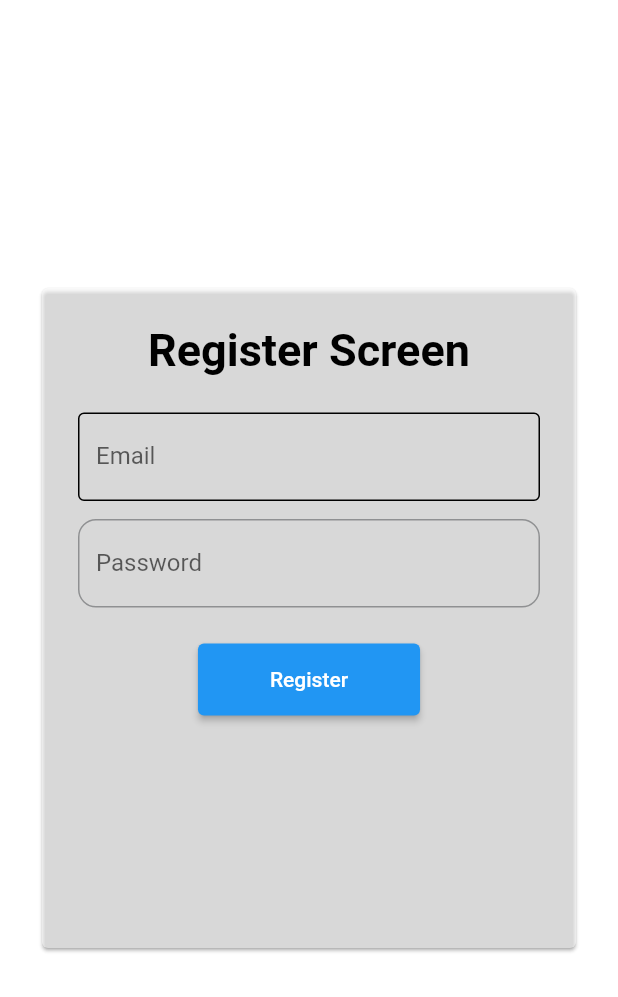
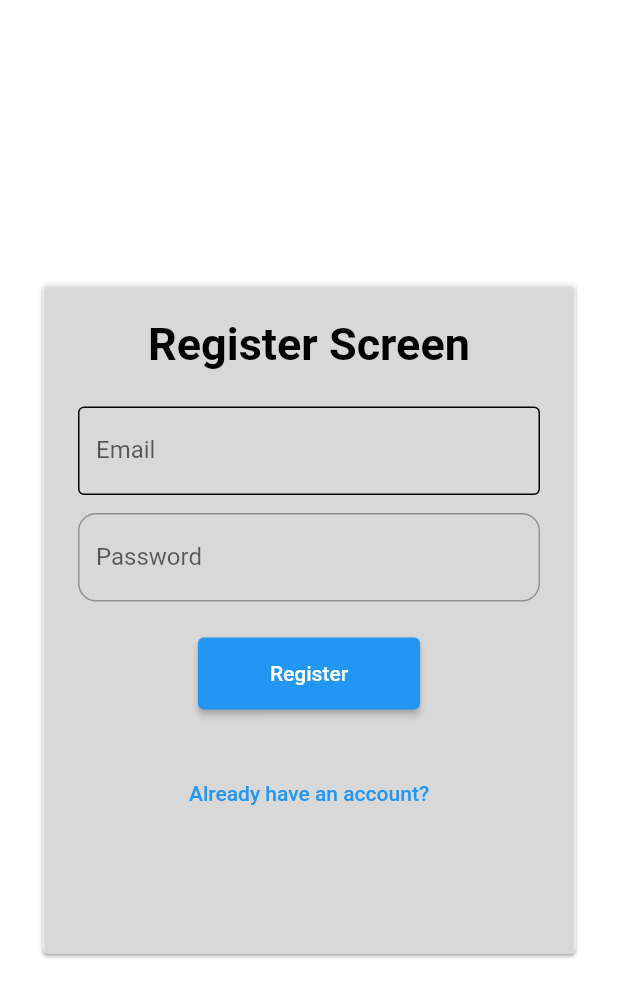
Before and after one commit to Nick-800/game_app2, a Flutter app: the RegisterScreen screen opened directly, on a phone screen of 412 x 824 dp. Shown: the top 997 px of the screen. Run offline on Flutter 3.47's test engine with Material 3 defaults, Android fonts, the phone set to English and light mode, and no system bars; our stand-ins replace auto_size_text, firebase_auth, firebase_core, font_awesome_flutter, full_screen_image, google_fonts and 2 more; accounts and stored records are empty; Roboto replaces fonts that are missing (Cairo).

Commit message:
Fixed Registration

```diff
--- a/lib/screens/register.dart
+++ b/lib/screens/register.dart
@@ -35,7 +35,7 @@ class _RegisterScreenState extends State<RegisterScreen> {
                 child: Form(
                   key: formKey,
                   child: SizedBox(
-                    height: 440,
+                    height: 448,
                     child: Padding(
                       padding: const EdgeInsets.all(24),
                       child: Column(
@@ -125,6 +125,23 @@ class _RegisterScreenState extends State<RegisterScreen> {
                               }
                             },
                           ),
+                          const SizedBox(height: 32,),
+                          TextButton(
+                              onPressed: () {
+                                Navigator.pushAndRemoveUntil(
+                                  // ignore: use_build_context_synchronously
+                                  context,
+                                  CupertinoPageRoute(
+                                    builder: (context) =>
+                                        const ScreenRouter(),
+                                  ),
+                                  (route) => false,
+                                );
+                              },
+                              child: Text(
+                                "Already have an account?",
+                                style: TextStyle(color: blueColor),
+                              ))
                         ],
                       ),
                     ),
```
